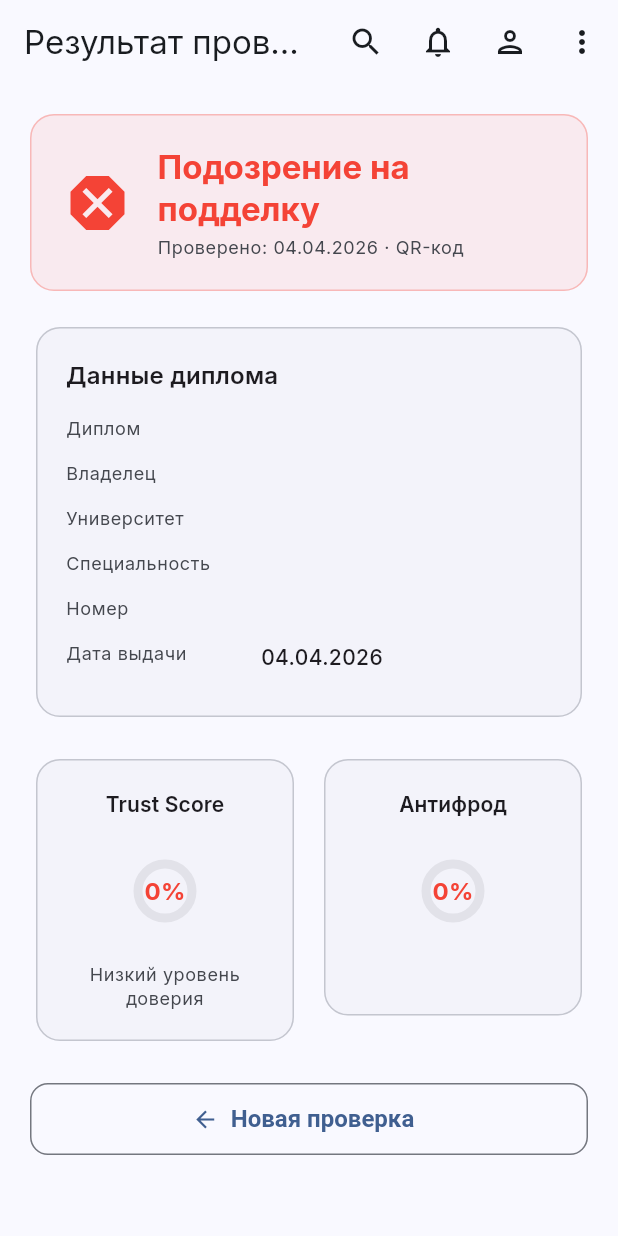
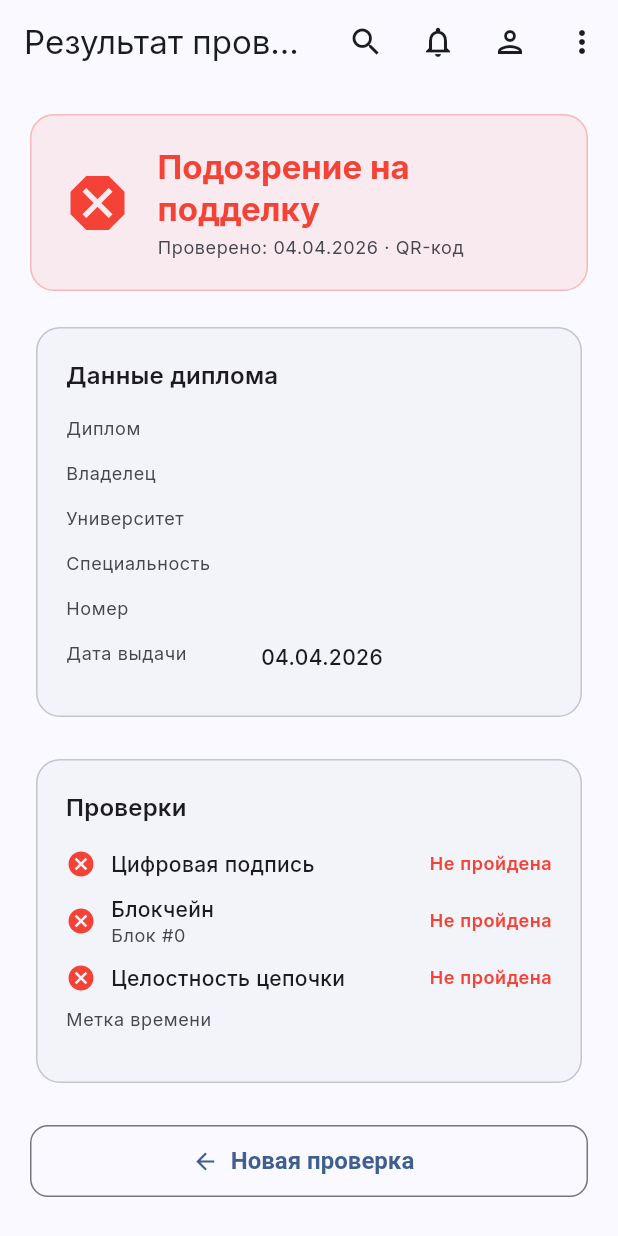
Before and after one commit to swimshadow/diploma-verify, a Flutter app: the _ResultView screen opened directly with empty values, on a phone screen of 412 x 824 dp. Run offline on Flutter 3.47's test engine with Material 3 defaults, Android fonts, the phone set to English and light mode, and no system bars; our stand-ins replace dio, equatable, file_picker, flutter_bloc, flutter_secure_storage, get_it and 5 more; missing offline and left inert: encrypt; accounts and stored records are empty.

Commit message:
фронт работает и вроде даже хорошо. дорабатываю баги и хардкод

```diff
--- a/frontend/lib/src/features/dashboard/presentation/screens/employer_dashboard_screen.dart
+++ b/frontend/lib/src/features/dashboard/presentation/screens/employer_dashboard_screen.dart
@@ -167,11 +167,11 @@ class _DashboardBody extends StatelessWidget {
                             size: 20,
                           ),
                         ),
-                        title: Text(h.diplomaTitle),
+                        title: Text(h.method.label),
                         subtitle: Text(
-                            '${h.holderName} · ${h.method.label}'),
+                            h.diplomaId ?? 'Проверка'),
                         trailing: Text(
-                          '${(h.confidenceScore * 100).toInt()}%',
+                          h.isAuthentic ? 'Валиден' : 'Невалиден',
                           style: theme.textTheme.titleMedium?.copyWith(
                             fontWeight: FontWeight.bold,
                             color: h.isAuthentic
--- a/frontend/lib/src/features/employer/data/models/verification_model.dart
+++ b/frontend/lib/src/features/employer/data/models/verification_model.dart
@@ -39,10 +39,12 @@ class VerificationResult extends Equatable {
   final String diplomaNumber;
   final DateTime issueDate;
   final bool isAuthentic;
-  final double trustScore;
-  final double antifraudScore;
-  final String antifraudVerdict;
-  final List<String> warnings;
+  final bool signatureVerified;
+  final bool blockchainVerified;
+  final int? blockchainBlock;
+  final bool chainIntact;
+  final String? timestampProof;
+  final String? reason;
   final VerifyMethod method;
   final DateTime verifiedAt;
 
@@ -55,34 +57,32 @@ class VerificationResult extends Equatable {
     required this.diplomaNumber,
     required this.issueDate,
     required this.isAuthentic,
-    required this.trustScore,
-    required this.antifraudScore,
-    required this.antifraudVerdict,
-    required this.warnings,
+    this.signatureVerified = false,
+    this.blockchainVerified = false,
+    this.blockchainBlock,
+    this.chainIntact = false,
+    this.timestampProof,
+    this.reason,
     required this.method,
     required this.verifiedAt,
   });
 
   @override
-  List<Object?> get props => [id, trustScore, antifraudScore];
+  List<Object?> get props => [id, isAuthentic, signatureVerified];
 }
 
 class VerificationHistoryEntry extends Equatable {
   final String id;
-  final String diplomaTitle;
-  final String holderName;
+  final String? diplomaId;
   final VerifyMethod method;
   final bool isAuthentic;
-  final double confidenceScore;
   final DateTime checkedAt;
 
   const VerificationHistoryEntry({
     required this.id,
-    required this.diplomaTitle,
-    required this.holderName,
+    this.diplomaId,
     required this.method,
     required this.isAuthentic,
-    required this.confidenceScore,
     required this.checkedAt,
   });
 
--- a/frontend/lib/src/features/employer/presentation/screens/verify_result_screen.dart
+++ b/frontend/lib/src/features/employer/presentation/screens/verify_result_screen.dart
@@ -140,77 +140,66 @@ class _ResultView extends StatelessWidget {
 
                 const SizedBox(height: 20),
 
-                // ── Trust Score + Anti-fraud ──
-                Row(
+                // ── Verification Checks ──
+                Card(
+                  child: Padding(
+                    padding: const EdgeInsets.all(20),
+                    child: Column(
                       crossAxisAlignment: CrossAxisAlignment.start,
                       children: [
-                    Expanded(
-                      child: _ScoreCard(
-                        title: 'Trust Score',
-                        score: result.trustScore,
-                        color: _trustColor(result.trustScore),
-                        description: _trustDescription(result.trustScore),
+                        Text('Проверки',
+                            style: theme.textTheme.titleMedium
+                                ?.copyWith(fontWeight: FontWeight.w600)),
+                        const SizedBox(height: 16),
+                        _CheckRow(
+                          label: 'Цифровая подпись',
+                          passed: result.signatureVerified,
+                        ),
+                        _CheckRow(
+                          label: 'Блокчейн',
+                          passed: result.blockchainVerified,
+                          subtitle: result.blockchainBlock != null
+                              ? 'Блок #${result.blockchainBlock}'
+                              : null,
+                        ),
+                        _CheckRow(
+                          label: 'Целостность цепочки',
+                          passed: result.chainIntact,
+                        ),
+                        if (result.timestampProof != null)
+                          _InfoRow(
+                              label: 'Метка времени',
+                              value: result.timestampProof!),
+                      ],
                     ),
                   ),
-                    const SizedBox(width: 12),
-                    Expanded(
-                      child: _ScoreCard(
-                        title: 'Антифрод',
-                        score: result.antifraudScore,
-                        color: _antifraudColor(result.antifraudScore),
-                        description: result.antifraudVerdict,
-                      ),
-                    ),
-                  ],
                 ),
 
-                // ── Warnings ──
-                if (result.warnings.isNotEmpty) ...[
+                // ── Reason (if invalid) ──
+                if (result.reason != null && result.reason!.isNotEmpty) ...[
                   const SizedBox(height: 20),
                   Card(
                     color: Colors.orange.withValues(alpha: 0.06),
                     child: Padding(
                       padding: const EdgeInsets.all(20),
+                      child: Row(
+                        crossAxisAlignment: CrossAxisAlignment.start,
+                        children: [
+                          const Icon(Icons.info_outline,
+                              color: Colors.orange, size: 22),
+                          const SizedBox(width: 12),
+                          Expanded(
                             child: Column(
                               crossAxisAlignment: CrossAxisAlignment.start,
                               children: [
-                          Row(
-                            children: [
-                              const Icon(Icons.warning_amber,
-                                  color: Colors.orange, size: 22),
-                              const SizedBox(width: 8),
-                              Text(
-                                'Предупреждения',
-                                style: theme.textTheme.titleMedium
+                                Text('Причина',
+                                    style: theme.textTheme.titleSmall
                                         ?.copyWith(
-                                        fontWeight: FontWeight.w600,
-                                        color: Colors.orange.shade800),
-                              ),
+                                            fontWeight: FontWeight.w600)),
+                                const SizedBox(height: 4),
+                                Text(result.reason!,
+                                    style: theme.textTheme.bodyMedium),
                               ],
-                          ),
-                          const SizedBox(height: 12),
-                          ...result.warnings.map(
-                            (w) => Padding(
-                              padding:
-                                  const EdgeInsets.only(bottom: 8),
-                              child: Row(
-                                crossAxisAlignment:
-                                    CrossAxisAlignment.start,
-                                children: [
-                                  Icon(Icons.circle,
-                                      size: 6,
-                                      color: Colors.orange.shade700),
-                                  const SizedBox(width: 8),
-                                  Expanded(
-                                    child: Text(w,
-                                        style: theme
-                                            .textTheme.bodyMedium
-                                            ?.copyWith(
-                                                color: Colors
-                                                    .orange.shade900)),
-                                  ),
-                                ],
-                              ),
                             ),
                           ),
                         ],
@@ -243,23 +232,6 @@ class _ResultView extends StatelessWidget {
     );
   }
 
-  Color _trustColor(double score) {
-    if (score >= 0.7) return Colors.green;
-    if (score >= 0.4) return Colors.orange;
-    return Colors.red;
-  }
-
-  String _trustDescription(double score) {
-    if (score >= 0.7) return 'Высокий уровень доверия';
-    if (score >= 0.4) return 'Средний уровень доверия';
-    return 'Низкий уровень доверия';
-  }
-
-  Color _antifraudColor(double score) {
-    if (score >= 0.7) return Colors.green;
-    if (score >= 0.4) return Colors.orange;
-    return Colors.red;
-  }
 }
 
 class _InfoRow extends StatelessWidget {
@@ -292,61 +264,52 @@ class _InfoRow extends StatelessWidget {
   }
 }
 
-class _ScoreCard extends StatelessWidget {
-  final String title;
-  final double score;
-  final Color color;
-  final String description;
+class _CheckRow extends StatelessWidget {
+  final String label;
+  final bool passed;
+  final String? subtitle;
 
-  const _ScoreCard({
-    required this.title,
-    required this.score,
-    required this.color,
-    required this.description,
+  const _CheckRow({
+    required this.label,
+    required this.passed,
+    this.subtitle,
   });
 
   @override
   Widget build(BuildContext context) {
     final theme = Theme.of(context);
-    return Card(
-      child: Padding(
-        padding: const EdgeInsets.all(20),
+    return Padding(
+      padding: const EdgeInsets.only(bottom: 10),
+      child: Row(
+        children: [
+          Icon(
+            passed ? Icons.check_circle : Icons.cancel,
+            size: 20,
+            color: passed ? Colors.green : Colors.red,
+          ),
+          const SizedBox(width: 10),
+          Expanded(
             child: Column(
+              crossAxisAlignment: CrossAxisAlignment.start,
               children: [
-            Text(title,
-                style: theme.textTheme.titleSmall
-                    ?.copyWith(fontWeight: FontWeight.w600)),
-            const SizedBox(height: 12),
-            SizedBox(
-              width: 72,
-              height: 72,
-              child: Stack(
-                alignment: Alignment.center,
-                children: [
-                  CircularProgressIndicator(
-                    value: score,
-                    strokeWidth: 6,
-                    backgroundColor:
-                        theme.colorScheme.surfaceContainerHighest,
-                    color: color,
-                  ),
-                  Text(
-                    '${(score * 100).toInt()}%',
-                    style: theme.textTheme.titleMedium?.copyWith(
-                        fontWeight: FontWeight.bold, color: color),
-                  ),
+                Text(label,
+                    style: theme.textTheme.bodyMedium
+                        ?.copyWith(fontWeight: FontWeight.w500)),
+                if (subtitle != null)
+                  Text(subtitle!,
+                      style: theme.textTheme.bodySmall?.copyWith(
+                          color: theme.colorScheme.onSurfaceVariant)),
               ],
             ),
           ),
-            const SizedBox(height: 12),
           Text(
-              description,
+            passed ? 'Пройдена' : 'Не пройдена',
             style: theme.textTheme.bodySmall?.copyWith(
-                  color: theme.colorScheme.onSurfaceVariant),
-              textAlign: TextAlign.center,
+              fontWeight: FontWeight.w600,
+              color: passed ? Colors.green : Colors.red,
+            ),
           ),
         ],
-        ),
       ),
     );
   }
```
Also changed, not shown: frontend/lib/src/features/admin/bloc/admin_bloc.dart (+7 -5 lines), frontend/lib/src/features/auth/bloc/auth_bloc.dart (+9 -2 lines), frontend/lib/src/features/employer/bloc/employer_bloc.dart (+3 -5 lines), frontend/lib/src/features/employer/bloc/verify_bloc.dart (+9 -11 lines), frontend/lib/src/features/employer/presentation/screens/verification_history_screen.dart (+4 -51 lines), frontend/lib/src/features/notifications/bloc/notification_bloc.dart (+7 -2 lines), frontend/lib/src/features/student/data/diploma_repository.dart (+0 -13 lines), frontend/lib/src/features/university/presentation/screens/university_diploma_upload_screen.dart (+42 -6 lines), 5 other files. Lines whose indentation alone changed are shown as unchanged.
